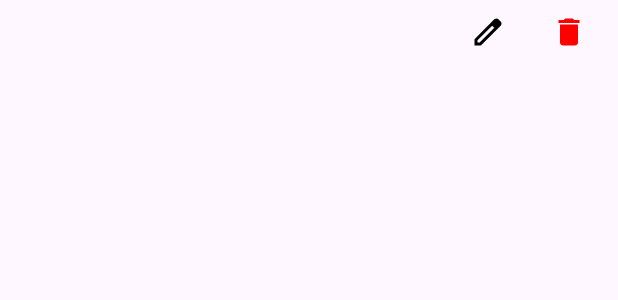
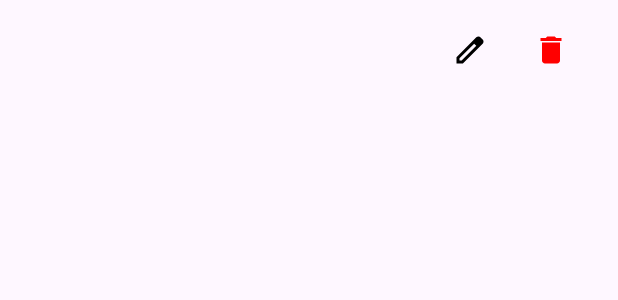
Before and after one commit to PatrykMCoder/Expense-Tracker, an Android app built with Jetpack Compose: the layout category_item.xml on its own in the app's theme, with its tools: preview values and no code run, on a phone screen of 412 x 824 dp. Shown: the top 300 px of the screen. Run offline under Robolectric (Android 15) with nearby library versions, the phone set to English and light mode, and no system bars.

Commit message:
Fixed spaces in category_item.xml

```diff
--- a/app/src/main/res/layout/category_item.xml
+++ b/app/src/main/res/layout/category_item.xml
@@ -2,7 +2,8 @@
 <androidx.constraintlayout.widget.ConstraintLayout xmlns:android="http://schemas.android.com/apk/res/android"
     xmlns:app="http://schemas.android.com/apk/res-auto"
     android:layout_width="match_parent"
-    android:layout_height="wrap_content">
+    android:layout_height="wrap_content"
+    android:padding="12dp">
 
     <TextView
         android:id="@+id/category_name"
```
